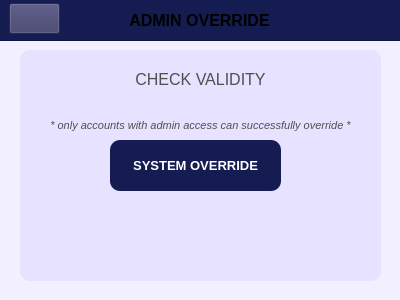
Old version of the form UI/PopUp/Screen_Dashboard/adminoverride.ui in the repository Yohhannn/Barangay-Records-Statistics-System.
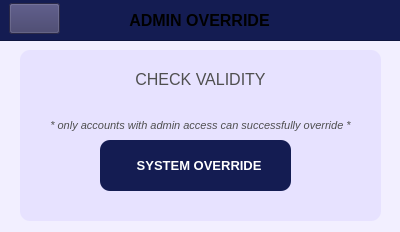
New version of the form. Icons and pictures are not drawn.

Patch:
```diff
--- a/UI/PopUp/Screen_Dashboard/adminoverride.ui
+++ b/UI/PopUp/Screen_Dashboard/adminoverride.ui
@@ -7,7 +7,7 @@
     <x>0</x>
     <y>0</y>
     <width>400</width>
-    <height>300</height>
+    <height>232</height>
    </rect>
   </property>
   <property name="sizePolicy">
@@ -30,7 +30,7 @@
      <x>20</x>
      <y>50</y>
      <width>361</width>
-     <height>231</height>
+     <height>171</height>
     </rect>
    </property>
    <property name="styleSheet">
@@ -79,9 +79,9 @@
    <widget class="QPushButton" name="adminoverride_buttonOverrideAsAdmin">
     <property name="geometry">
      <rect>
-      <x>90</x>
+      <x>80</x>
       <y>90</y>
-      <width>171</width>
+      <width>191</width>
       <height>51</height>
      </rect>
     </property>
@@ -110,7 +110,17 @@
 }</string>
     </property>
     <property name="text">
-     <string>SYSTEM OVERRIDE</string>
+     <string>  SYSTEM OVERRIDE</string>
+    </property>
+    <property name="icon">
+     <iconset>
+      <normaloff>../../../Assets/FuncIcons/icon_override.svg</normaloff>../../../Assets/FuncIcons/icon_override.svg</iconset>
+    </property>
+    <property name="iconSize">
+     <size>
+      <width>22</width>
+      <height>22</height>
+     </size>
     </property>
    </widget>
   </widget>
```
